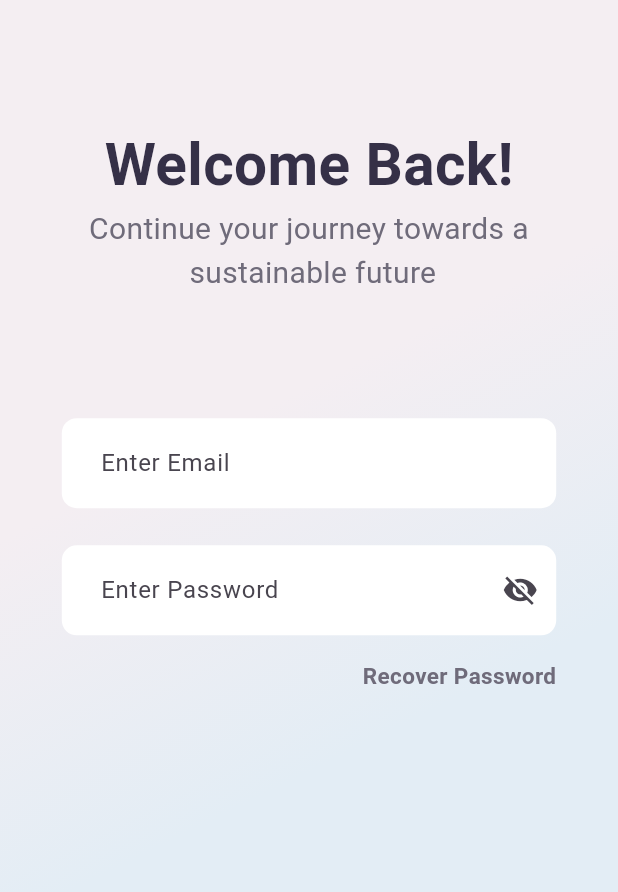
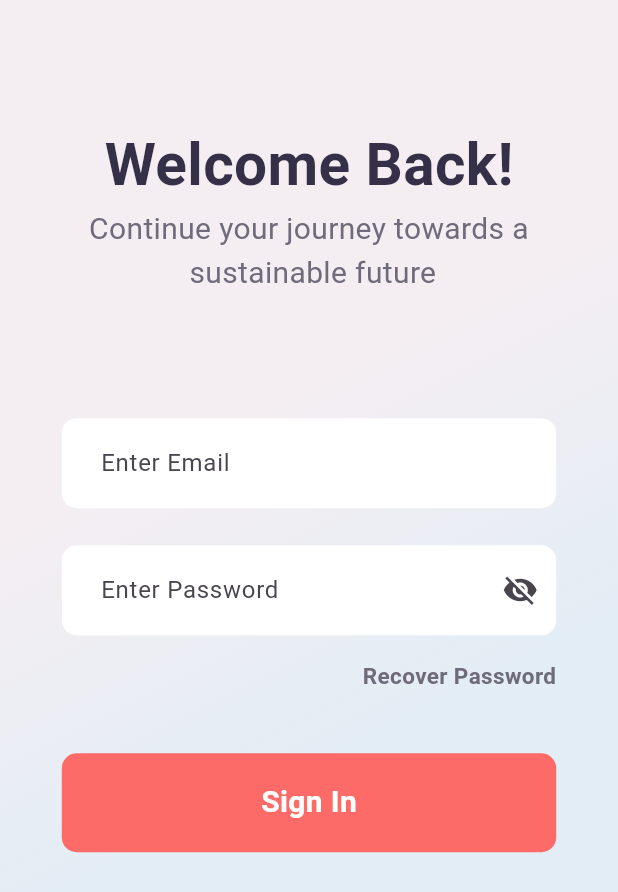
Before and after one commit to Adityasawant1/Avalon, a Flutter app: the screen it shows after launch, after a tap on "Sign In", on a phone screen of 412 x 824 dp. Shown: the top 892 px of the screen. Run offline on Flutter 3.47's test engine with Material 3 defaults, Android fonts, the phone set to English and light mode, and no system bars.

Commit message:
Sign In Button Added

```diff
--- a/lib/pages/loginpage/signin_page.dart
+++ b/lib/pages/loginpage/signin_page.dart
@@ -102,6 +102,27 @@ class SignInPage extends StatelessWidget {
                             ),
                           ),
                         ),
+                        SizedBox(height: size.height * 0.05,),
+                        // Sign In Button
+                        GestureDetector(
+                          onTap: (){},
+                          child: Container(
+                            height: size.height * 0.08,
+                            width: size.width * 0.8,
+                            decoration: BoxDecoration(
+                              color: buttonColor,
+                              borderRadius: BorderRadius.circular(10),
+                            ),
+                            child: const Center(child: Text("Sign In",
+                            style:TextStyle(
+                              color: Colors.white,
+                              fontWeight: FontWeight.bold,
+                              fontSize: 20,
+
+                            )
+                            )),
+                          ),
+                        )
                       ],
                     ),
                   ),
```
